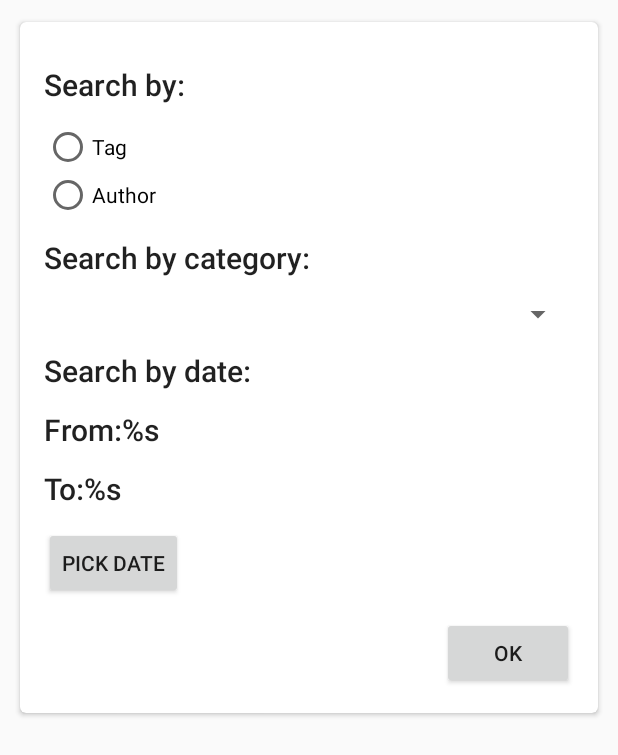
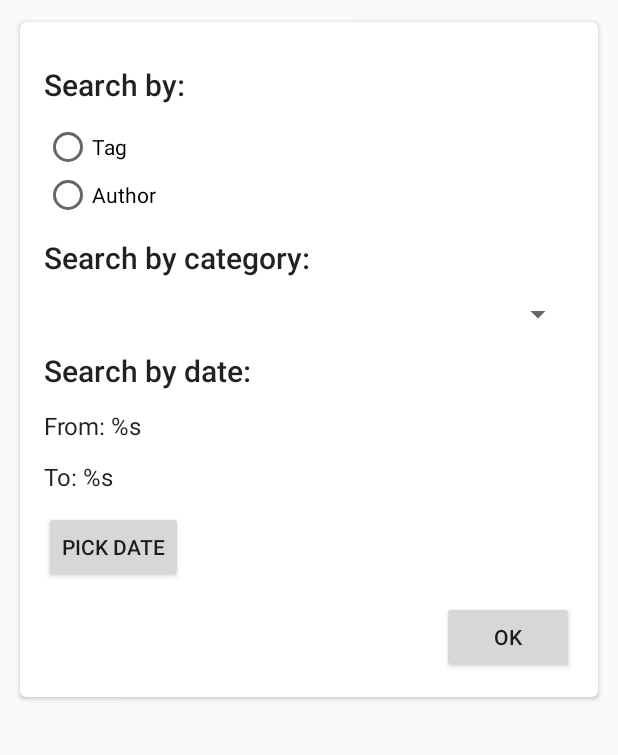
Before and after one commit to graviton57/ITArticles, an Android app: the layout dialog_filter.xml on its own in the app's theme, with its tools: preview values and no code run, on a phone screen of 412 x 824 dp. Shown: the top 755 px of the screen. Run offline under Robolectric (Android 15) with nearby library versions, the phone set to English and light mode, and no system bars.

Commit message:
update readme

```diff
--- a/app/src/main/res/layout/dialog_filter.xml
+++ b/app/src/main/res/layout/dialog_filter.xml
@@ -72,7 +72,7 @@
                 android:layout_marginTop="@dimen/dialog_margin_top" />
 
             <TextView
-                style="@style/Base.TextAppearance.AppCompat.Title"
+                style="@style/Base.TextAppearance.AppCompat.Subhead"
                 android:id="@+id/date_from_title"
                 android:text="@string/format_date_from"
                 android:layout_width="wrap_content"
@@ -80,7 +80,7 @@
                 android:layout_marginTop="@dimen/dialog_margin_top" />
 
             <TextView
-                style="@style/Base.TextAppearance.AppCompat.Title"
+                style="@style/Base.TextAppearance.AppCompat.Subhead"
                 android:id="@+id/date_to_title"
                 android:text="@string/format_date_to"
                 android:layout_width="wrap_content"
--- a/app/src/main/res/values/strings.xml
+++ b/app/src/main/res/values/strings.xml
@@ -76,7 +76,7 @@
     <string name="radio_author">Author</string>
     <string name="pick_date">Pick date</string>
     <string name="search_by_date">Search by date:</string>
-    <string name="format_date_to">To:<xliff:g id="date_to">%s</xliff:g></string>
-    <string name="format_date_from">From:<xliff:g id="date_from">%s</xliff:g></string>
+    <string name="format_date_to">To: <xliff:g id="date_to">%s</xliff:g></string>
+    <string name="format_date_from">From: <xliff:g id="date_from">%s</xliff:g></string>
 
 </resources>
```
Also changed, not shown: 2 other files.
